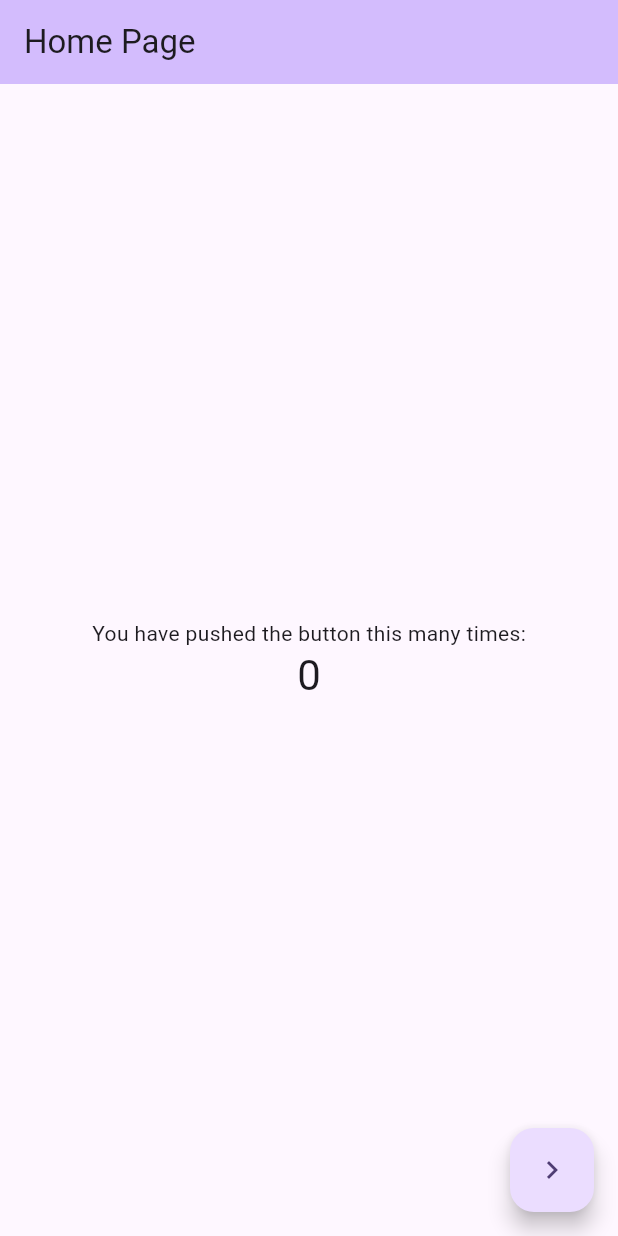
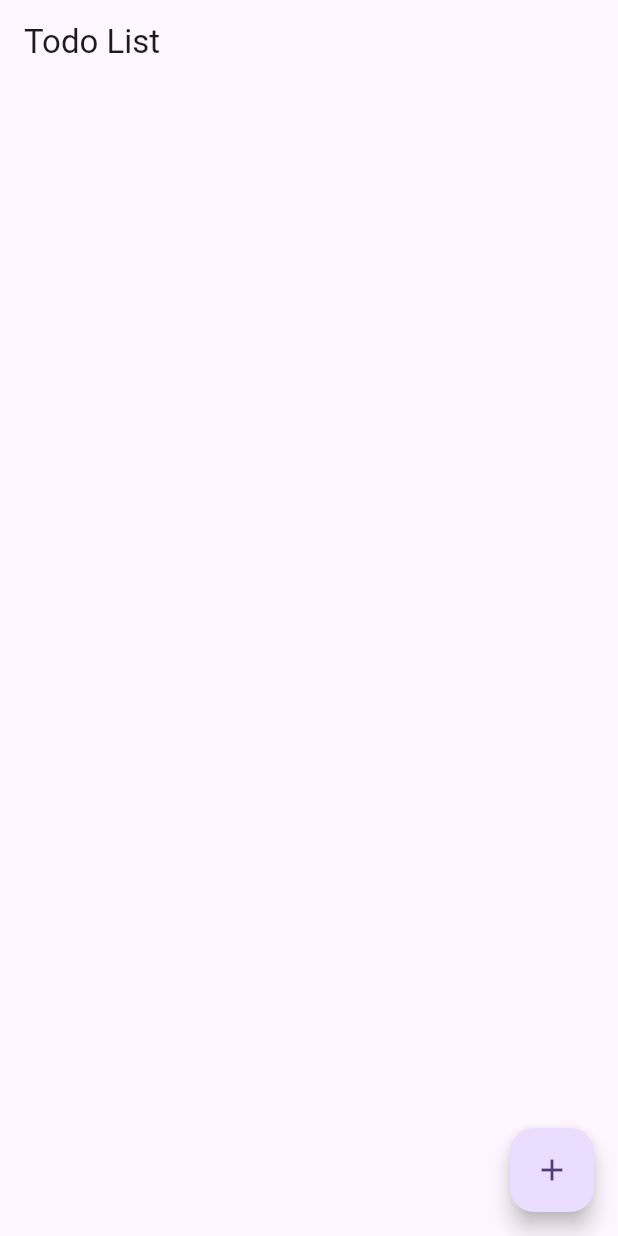
Before and after one commit to MirInjamamul/bloc_counter_app, a Flutter app: the screen it shows after launch, on a phone screen of 412 x 824 dp. Run offline on Flutter 3.47's test engine with Material 3 defaults, Android fonts, the phone set to English and light mode, and no system bars; our stand-ins replace flutter_bloc.

Commit message:
done with todo cubit

```diff
--- a/lib/bloc/counter_bloc.dart
+++ /dev/null
@@ -1,22 +0,0 @@
-
-import 'package:flutter_bloc/flutter_bloc.dart';
-
-part 'counter_event.dart';
-
-class CounterBloc extends Bloc<CounterEvent, int>{
-  CounterBloc(): super(0){
-
-    on<CounterIncremented>((event, emit){
-      emit(state + 1);
-    });
-
-    on<CounterDecremented>((event, emit){
-
-      if(state == 0){
-        return;
-      }
-
-      emit(state - 1);
-    });
-  }
-}
--- a/lib/bloc/counter_event.dart
+++ /dev/null
@@ -1,7 +0,0 @@
-part of 'counter_bloc.dart';
-
-sealed class CounterEvent{}
-
-class CounterIncremented extends CounterEvent{}
-
-class CounterDecremented extends CounterEvent{}
--- a/lib/cubit/counter_cubit.dart
+++ /dev/null
@@ -1,17 +0,0 @@
-
-import 'package:flutter_bloc/flutter_bloc.dart';
-
-class CounterCubit extends Cubit<int>{
-  CounterCubit() : super(0);
-
-  increment(){
-    emit(state + 1);
-  }
-
-  decrement(){
-    if(state == 0){
-      return;
-    }
-    emit(state - 1);
-  }
-}
--- /dev/null
+++ b/lib/cubit/todo_cubit.dart
@@ -0,0 +1,33 @@
+import 'package:bloc_counter/models/todo_model.dart';
+import 'package:flutter_bloc/flutter_bloc.dart ';
+
+class TodoCubit extends Cubit<List<Todo>>{
+  TodoCubit() : super([]);
+
+  void addTodo(String title){
+
+    if(title.isEmpty){
+      addError('Title can not be empty');
+      return;
+    }
+
+    final todo = Todo(name: title, createdAt: DateTime.now());
+
+    emit([...state, todo]);
+  }
+
+  @override
+  void onChange(Change<List<Todo>> change) {
+
+    super.onChange(change);
+    print("TODO Cubit - $change");
+  }
+
+  @override
+  void onError(Object error, StackTrace stackTrace) {
+    super.onError(error, stackTrace);
+    print("TODO cubit error - $error");
+  }
+
+
+}
--- a/lib/main.dart
+++ b/lib/main.dart
@@ -1,8 +1,9 @@
-import 'package:bloc_counter/bloc/counter_bloc.dart';
-import 'package:bloc_counter/cubit/counter_cubit.dart';
-import 'package:bloc_counter/screens/home_screen.dart';
+
+import 'package:bloc_counter/cubit/todo_cubit.dart';
+import 'package:bloc_counter/screens/add_todo_screen.dart';
+import 'package:bloc_counter/screens/todo_list.dart';
 import 'package:flutter/material.dart';
-import 'package:flutter_bloc/flutter_bloc.dart';
+import 'package:flutter_bloc/flutter_bloc.dart%20';
 
 void main() {
   runApp(const MyApp());
@@ -14,18 +15,19 @@ class MyApp extends StatelessWidget {
 
   @override
   Widget build(BuildContext context) {
-    return MultiBlocProvider(
-      providers: [
-        BlocProvider(create: (_) => CounterCubit()),
-        BlocProvider(create: (_) => CounterBloc())
-      ],
+    return BlocProvider(
+      create: (context) => TodoCubit(),
       child: MaterialApp(
         title: 'Flutter Demo',
         theme: ThemeData(
           colorScheme: ColorScheme.fromSeed(seedColor: Colors.deepPurple),
           useMaterial3: true,
         ),
-        home: const MyHomePage(title: 'Home Page'),
+        initialRoute: '/',
+        routes: {
+          '/': (_) => const TodoList(),
+          '/add-todo': (_) => const AddTodoPage()
+        },
       ),
     );
   }
--- /dev/null
+++ b/lib/models/todo_model.dart
@@ -0,0 +1,10 @@
+class Todo{
+  final String name;
+  final DateTime createdAt;
+
+  Todo({required this.name, required this.createdAt});
+
+  @override
+  String toString() => 'Todo(name $name, createdAt: $createdAt)';
+
+}
--- a/lib/screens/home_screen.dart
+++ /dev/null
@@ -1,46 +0,0 @@
-import 'package:bloc_counter/bloc/counter_bloc.dart';
-import 'package:bloc_counter/cubit/counter_cubit.dart';
-import 'package:bloc_counter/screens/second_screen.dart';
-import 'package:flutter/material.dart';
-import 'package:flutter_bloc/flutter_bloc.dart';
-
-class MyHomePage extends StatelessWidget {
-  const MyHomePage({super.key, required this.title});
-  final String title;
-
-  @override
-  Widget build(BuildContext context) {
-
-    final counterBloc =  BlocProvider.of<CounterBloc>(context);
-
-    return Scaffold(
-        appBar: AppBar(
-          backgroundColor: Theme.of(context).colorScheme.inversePrimary,
-          title: Text(title),
-        ),
-        body: Center(
-          child: Column(
-            mainAxisAlignment: MainAxisAlignment.center,
-            children: <Widget>[
-              const Text(
-                'You have pushed the button this many times:',
-              ),
-              BlocBuilder<CounterBloc, int>(
-                builder: (BuildContext context, int counter) =>Text(
-                  '$counter',
-                  style: Theme.of(context).textTheme.headlineMedium,
-                ),
-              ),
-            ],
-          ),
-        ),
-      floatingActionButton: FloatingActionButton(
-        heroTag: 'next_tag',
-        onPressed: (){
-          Navigator.of(context).push(MaterialPageRoute(builder: (context) => SecondScreen()));
-        },
-        child: Icon(Icons.navigate_next),
-      ),
-      );
-  }
-}
--- /dev/null
+++ b/lib/screens/todo_list.dart
@@ -0,0 +1,44 @@
+import 'package:bloc_counter/cubit/todo_cubit.dart';
+import 'package:bloc_counter/models/todo_model.dart';
+import 'package:flutter/material.dart';
+import 'package:flutter_bloc/flutter_bloc.dart%20';
+
+class TodoList extends StatefulWidget {
+  const TodoList({super.key});
+
+  @override
+  State<TodoList> createState() => _TodoListState();
+}
+
+class _TodoListState extends State<TodoList> {
+  @override
+  Widget build(BuildContext context) {
+    return Scaffold(
+      appBar: AppBar(
+        title: const Text('Todo List')
+      ),
+      body: BlocBuilder<TodoCubit, List<Todo>>(
+        builder: (context, todos){
+          return ListView.builder(
+              itemCount: todos.length,
+              itemBuilder: (context, index){
+                final todo = todos[index];
+
+                return ListTile(
+                  title: Text(todo.name),
+                );
+              }
+          );
+        },
+      ),
+      floatingActionButton: FloatingActionButton(
+        heroTag: 'add_todo_route',
+        onPressed: (){
+          Navigator.pushNamed(context, '/add-todo');
+        },
+        tooltip: 'Add Todo',
+        child: Icon(Icons.add),
+      ),
+    );
+  }
+}
```
Also changed, not shown: lib/screens/add_todo_screen.dart (added, +40 -0 lines), lib/screens/second_screen.dart (deleted, +0 -40 lines).
